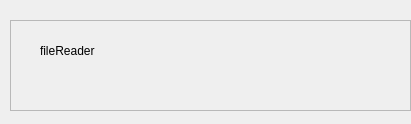
First picture: the form in devices/filereader-widget.ui, repository JvanKatwijk/qt-dab, before the edit.
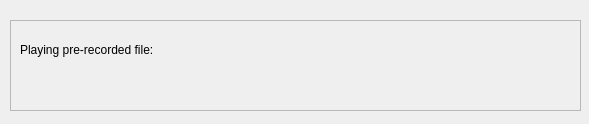
Second picture: the form after the edit.

The edit to the form file:
```diff
--- a/devices/filereader-widget.ui
+++ b/devices/filereader-widget.ui
@@ -6,7 +6,7 @@
    <rect>
     <x>0</x>
     <y>0</y>
-    <width>411</width>
+    <width>589</width>
     <height>124</height>
    </rect>
   </property>
@@ -18,7 +18,7 @@
     <rect>
      <x>10</x>
      <y>20</y>
-     <width>401</width>
+     <width>571</width>
      <height>91</height>
     </rect>
    </property>
@@ -31,14 +31,17 @@
    <widget class="QLabel" name="label">
     <property name="geometry">
      <rect>
-      <x>30</x>
+      <x>10</x>
       <y>20</y>
-      <width>91</width>
+      <width>181</width>
       <height>21</height>
      </rect>
     </property>
     <property name="text">
-     <string>fileReader</string>
+     <string>Playing pre-recorded file:</string>
+    </property>
+    <property name="textInteractionFlags">
+     <set>Qt::LinksAccessibleByMouse|Qt::TextSelectableByMouse</set>
     </property>
    </widget>
    <widget class="QLabel" name="nameofFile">
@@ -46,7 +49,7 @@
      <rect>
       <x>10</x>
       <y>50</y>
-      <width>361</width>
+      <width>551</width>
       <height>21</height>
      </rect>
     </property>
```
Left out of the diff: 8 changed lines with no effect on the pictures.
